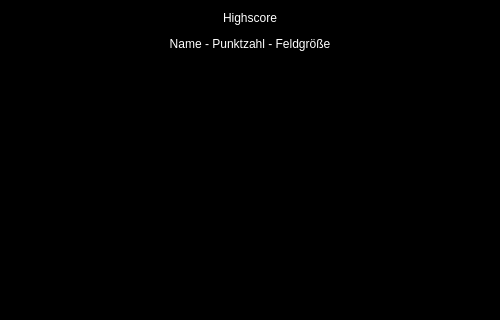
Rhagnur/BelegReversi, file hswidget.ui: the form before one commit; both pictures show x 0 to 500 and y 0 to 320 of the 500 by 600 pixel window.
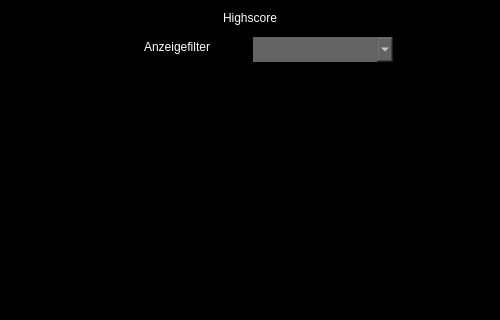
The form after the commit.

Commit message: Highscore sortierbar nach Feldgröße, kleine Änderungen

The edit to the form file:
```diff
--- a/hswidget.ui
+++ b/hswidget.ui
@@ -55,19 +55,34 @@
       </widget>
      </item>
      <item>
-      <widget class="QLabel" name="label_HSInfo">
+      <layout class="QHBoxLayout" name="horizontalLayout_2">
+       <item>
+        <widget class="QLabel" name="label_HSSortieren">
        <property name="styleSheet">
         <string notr="true">font: 75 12pt &quot;Verdana&quot;;
 color: #FFF;
 margin-bottom: 6px;</string>
        </property>
        <property name="text">
-        <string>Name - Punktzahl - Feldgröße</string>
+          <string>Anzeigefilter</string>
        </property>
        <property name="alignment">
         <set>Qt::AlignCenter</set>
        </property>
       </widget>
+       </item>
+       <item>
+        <widget class="QComboBox" name="comboBox_HSSotieren">
+         <property name="styleSheet">
+          <string notr="true">background-color: #636363;
+font: 75 12pt &quot;Verdana&quot;;
+color: #FFF;
+height: 25px;
+padding: 0px;</string>
+         </property>
+        </widget>
+       </item>
+      </layout>
      </item>
      <item>
       <widget class="QGraphicsView" name="graphicsViewHS"/>
```
Lines whose indentation alone changed are shown as unchanged. The commit also changes 9 other files.
